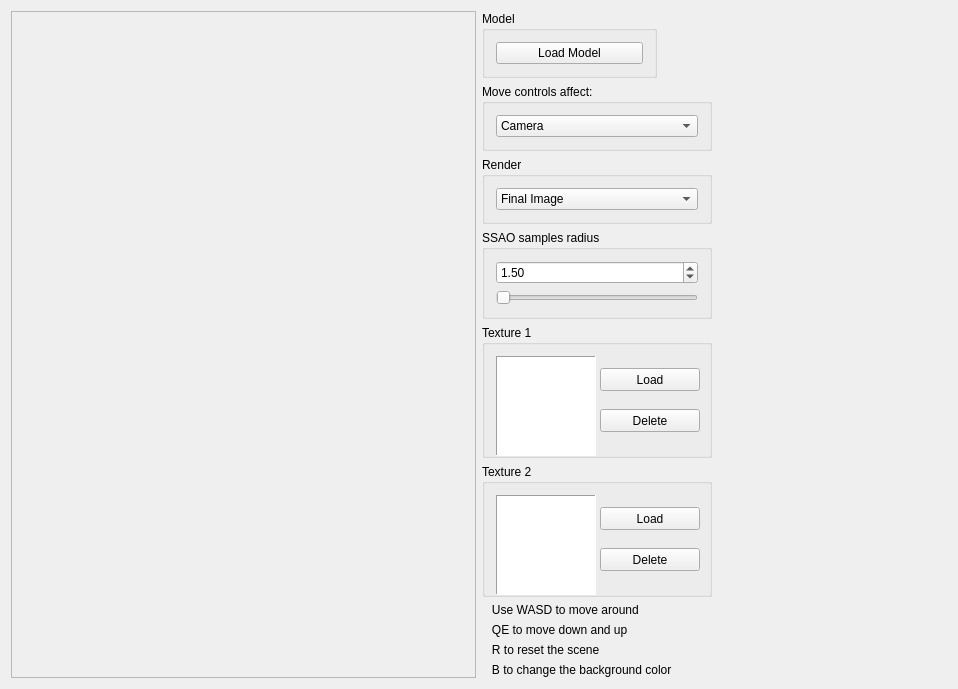
Old version of the form project/forms/BasicGLWindow.ui in the repository Vulpem/VQTGL.
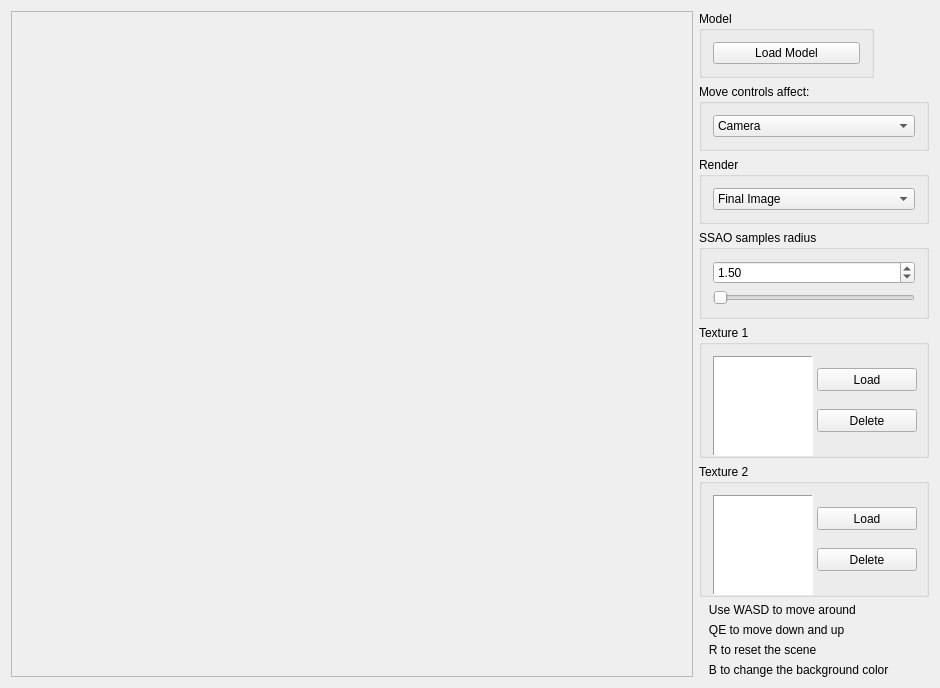
New version of the form.

```diff
--- a/project/forms/BasicGLWindow.ui
+++ b/project/forms/BasicGLWindow.ui
@@ -6,8 +6,8 @@
    <rect>
     <x>0</x>
     <y>0</y>
-    <width>958</width>
-    <height>689</height>
+    <width>940</width>
+    <height>653</height>
    </rect>
   </property>
   <property name="windowTitle">
@@ -18,6 +18,12 @@
     <layout class="QHBoxLayout" name="horizontalLayout_2">
      <item>
       <widget class="QFrame" name="qGLFrame">
+       <property name="sizePolicy">
+        <sizepolicy hsizetype="Expanding" vsizetype="Expanding">
+         <horstretch>0</horstretch>
+         <verstretch>0</verstretch>
+        </sizepolicy>
+       </property>
        <property name="minimumSize">
         <size>
          <width>400</width>
@@ -34,6 +40,9 @@
      </item>
      <item>
       <layout class="QVBoxLayout" name="verticalLayout">
+       <property name="sizeConstraint">
+        <enum>QLayout::SetDefaultConstraint</enum>
+       </property>
        <item>
         <widget class="QGroupBox" name="groupBox">
          <property name="sizePolicy">
```
